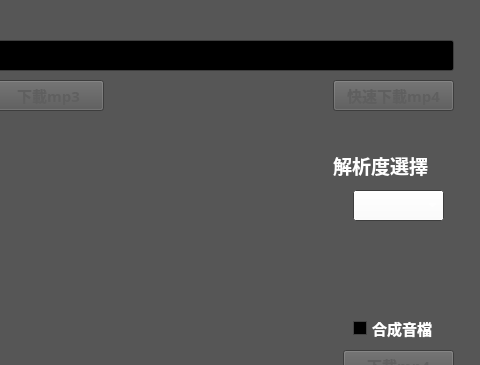
ck7-32/pytube-pyqt, file 下載器介面.ui: the form before one commit; both pictures show x 157 to 637 and y 0 to 365 of the 637 by 572 pixel window.
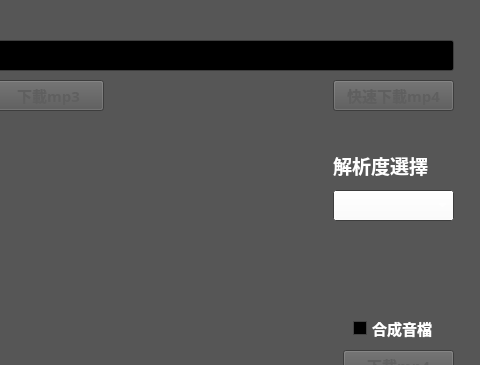
The form after the commit.

Diff of the .ui file:
```diff
--- a/下載器介面.ui
+++ b/下載器介面.ui
@@ -913,9 +913,9 @@
   <widget class="QComboBox" name="resolution">
    <property name="geometry">
     <rect>
-     <x>510</x>
+     <x>490</x>
      <y>190</y>
-     <width>91</width>
+     <width>121</width>
      <height>31</height>
     </rect>
    </property>
@@ -1039,7 +1039,7 @@
    </property>
    <property name="font">
     <font>
-     <pointsize>11</pointsize>
+     <pointsize>9</pointsize>
     </font>
    </property>
   </widget>
```
